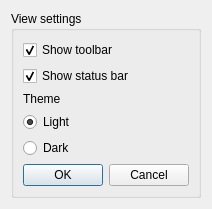
The window that settingsdialog.ui (Gricana/SimpleTextEditor) describes before a commit, drawn with Qt 5.
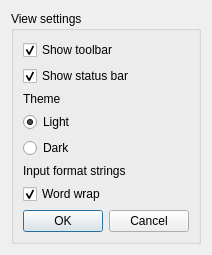
The same window after the commit.

Commit message: added allowing word wrap

The edit to the form file:
```diff
--- a/settingsdialog.ui
+++ b/settingsdialog.ui
@@ -6,8 +6,8 @@
    <rect>
     <x>0</x>
     <y>0</y>
-    <width>208</width>
-    <height>198</height>
+    <width>194</width>
+    <height>227</height>
    </rect>
   </property>
   <property name="windowTitle">
@@ -76,6 +76,23 @@
         </property>
        </widget>
       </item>
+      <item>
+       <widget class="QLabel" name="label_2">
+        <property name="text">
+         <string>Input format strings</string>
+        </property>
+       </widget>
+      </item>
+      <item>
+       <widget class="QCheckBox" name="checkBox_word_wrap">
+        <property name="text">
+         <string>Word wrap</string>
+        </property>
+        <property name="checked">
+         <bool>true</bool>
+        </property>
+       </widget>
+      </item>
       <item>
        <widget class="QDialogButtonBox" name="buttonBox">
         <property name="layoutDirection">
```
The commit also changes 3 other files.
